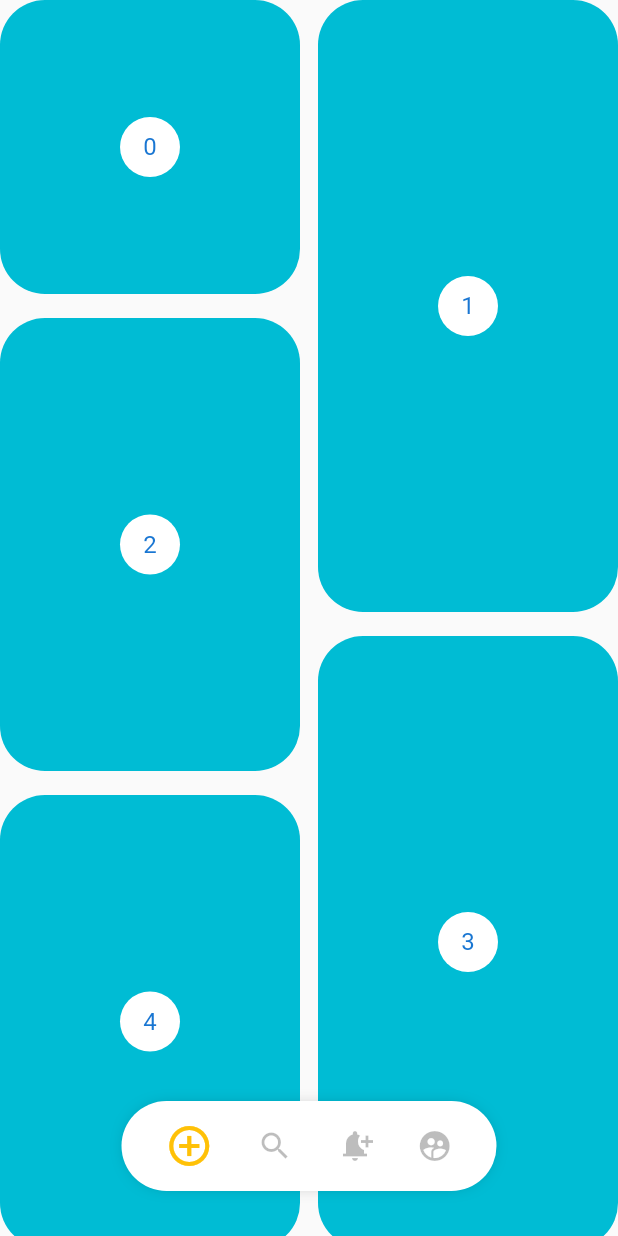
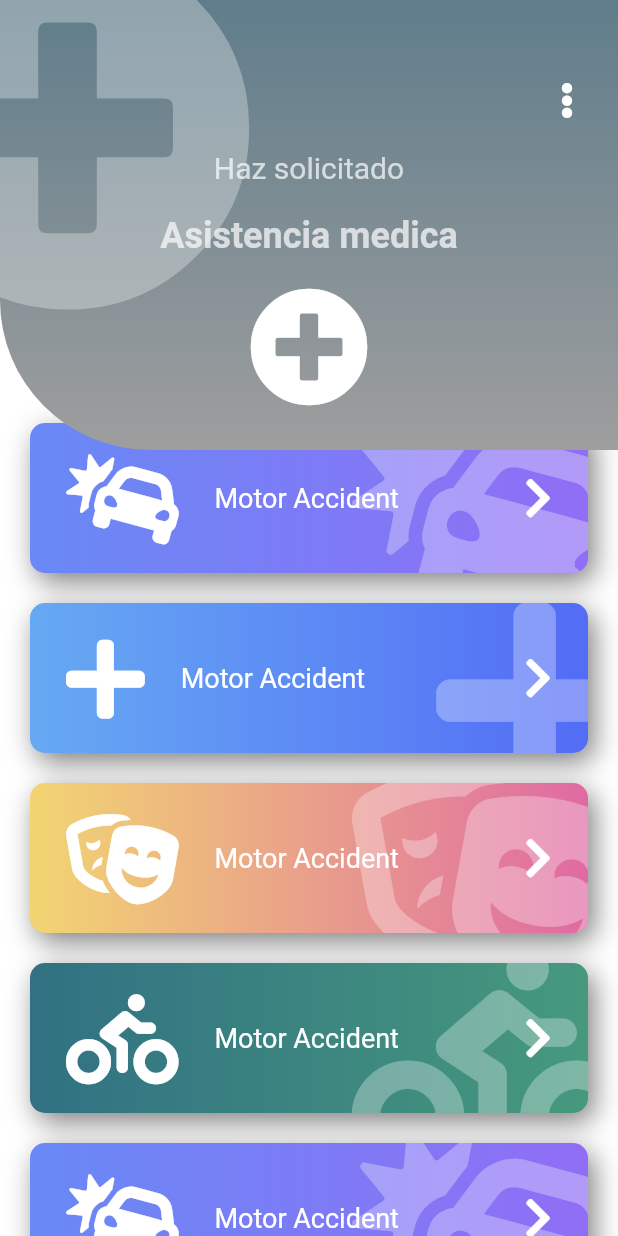
Before and after one commit to CrisRonda/flutter-animations, a Flutter app: the screen it shows after launch, on a phone screen of 412 x 824 dp. Run offline on Flutter 3.47's test engine with Material 2 defaults, Android fonts, the phone set to English and light mode, and no system bars; our stand-ins replace animate_do, flutter_svg, font_awesome_flutter.

Commit message:
Emergency Screen

```diff
--- a/lib/main.dart
+++ b/lib/main.dart
@@ -4,7 +4,8 @@
 // import 'package:animations/src/labs/circular_progress_page.dart';
 // import 'package:animations/src/pages/circular_graph_pages.dart';
 // import 'package:animations/src/pages/slide_show_page.dart';
-import 'package:animations/src/pages/pinterest_page.dart';
+// import 'package:animations/src/pages/pinterest_page.dart';
+import 'package:animations/src/pages/emergency_page.dart';
 import 'package:flutter/material.dart';
 
 void main() => runApp(MyApp());
@@ -13,9 +14,8 @@ class MyApp extends StatelessWidget {
   @override
   Widget build(BuildContext context) {
     return MaterialApp(
-      title: 'Material App',
-      debugShowCheckedModeBanner: false,
-      home: PinterestPage()
-    );
+        title: 'Material App',
+        debugShowCheckedModeBanner: false,
+        home: EmergencyPage());
   }
 }
--- /dev/null
+++ b/lib/src/pages/emergency_page.dart
@@ -0,0 +1,104 @@
+import 'package:animate_do/animate_do.dart';
+import 'package:animations/src/widgets/headers.dart';
+import 'package:animations/src/widgets/service_button.dart';
+import 'package:flutter/material.dart';
+import 'package:font_awesome_flutter/font_awesome_flutter.dart';
+
+class ServiceButtonProps {
+  final IconData icon;
+  final String texto;
+  final Color color1;
+  final Color color2;
+
+  ServiceButtonProps(this.icon, this.texto, this.color1, this.color2);
+}
+
+class EmergencyPage extends StatelessWidget {
+  const EmergencyPage({Key? key}) : super(key: key);
+
+  @override
+  Widget build(BuildContext context) {
+    final items = <ServiceButtonProps>[
+      new ServiceButtonProps(FontAwesomeIcons.carCrash, 'Motor Accident',
+          Color(0xff6989F5), Color(0xff906EF5)),
+      new ServiceButtonProps(FontAwesomeIcons.plus, 'Medical Emergency',
+          Color(0xff66A9F2), Color(0xff536CF6)),
+      new ServiceButtonProps(FontAwesomeIcons.theaterMasks,
+          'Theft / Harrasement', Color(0xffF2D572), Color(0xffE06AA3)),
+      new ServiceButtonProps(FontAwesomeIcons.biking, 'Awards',
+          Color(0xff317183), Color(0xff46997D)),
+      new ServiceButtonProps(FontAwesomeIcons.carCrash, 'Motor Accident',
+          Color(0xff6989F5), Color(0xff906EF5)),
+      new ServiceButtonProps(FontAwesomeIcons.plus, 'Medical Emergency',
+          Color(0xff66A9F2), Color(0xff536CF6)),
+      new ServiceButtonProps(FontAwesomeIcons.theaterMasks,
+          'Theft / Harrasement', Color(0xffF2D572), Color(0xffE06AA3)),
+      new ServiceButtonProps(FontAwesomeIcons.biking, 'Awards',
+          Color(0xff317183), Color(0xff46997D)),
+      new ServiceButtonProps(FontAwesomeIcons.carCrash, 'Motor Accident',
+          Color(0xff6989F5), Color(0xff906EF5)),
+      new ServiceButtonProps(FontAwesomeIcons.plus, 'Medical Emergency',
+          Color(0xff66A9F2), Color(0xff536CF6)),
+      new ServiceButtonProps(FontAwesomeIcons.theaterMasks,
+          'Theft / Harrasement', Color(0xffF2D572), Color(0xffE06AA3)),
+      new ServiceButtonProps(FontAwesomeIcons.biking, 'Awards',
+          Color(0xff317183), Color(0xff46997D)),
+    ];
+
+    List itemMap = items
+        .map((item) => FadeInLeft(
+              duration: Duration(milliseconds: 500),
+              child: ServiceButton(
+                icon: item.icon,
+                colorPrimaryBg: item.color1,
+                colorSecondaryBg: item.color2,
+                onPressed: () {
+                  print(item.texto);
+                },
+              ),
+            ))
+        .toList();
+    return Scaffold(
+        backgroundColor: Colors.white,
+        body: Stack(children: [
+          Container(
+            margin: EdgeInsets.only(top: 250),
+            child: ListView(
+              physics: BouncingScrollPhysics(),
+              children: [
+                SizedBox(height: 32),
+                ...itemMap,
+              ],
+            ),
+          ),
+          PageHeader()
+        ]));
+  }
+}
+
+class PageHeader extends StatelessWidget {
+  @override
+  Widget build(BuildContext context) {
+    return Stack(children: [
+      IconHeader(
+        icon: FontAwesomeIcons.plusCircle,
+        title: "Haz solicitado",
+        subtitle: "Asistencia medica",
+        primaryColorBg: Colors.blueGrey,
+        secondColorBg: Colors.grey,
+      ),
+      Positioned(
+          top: 40,
+          right: -10,
+          child: RawMaterialButton(
+            onPressed: () {},
+            shape: CircleBorder(),
+            padding: EdgeInsets.all(15),
+            child: FaIcon(
+              FontAwesomeIcons.ellipsisV,
+              color: Colors.white,
+            ),
+          ))
+    ]);
+  }
+}
--- a/lib/src/widgets/headers.dart
+++ b/lib/src/widgets/headers.dart
@@ -1,4 +1,5 @@
 import 'package:flutter/material.dart';
+import 'package:font_awesome_flutter/font_awesome_flutter.dart';
 
 class SquareHeader extends StatelessWidget {
   const SquareHeader({Key? key}) : super(key: key);
@@ -314,3 +315,90 @@ class _GradientWaveHeaderPainter extends CustomPainter {
     return true;
   }
 }
+
+class IconHeader extends StatelessWidget {
+  final IconData icon;
+  final String title;
+  final String subtitle;
+  final Color primaryColorBg;
+  final Color secondColorBg;
+
+  const IconHeader(
+      {required this.icon,
+      required this.title,
+      required this.subtitle,
+      this.primaryColorBg = const Color(0xff526bf6),
+      this.secondColorBg = const Color(0xff67ACF2)});
+
+  @override
+  Widget build(BuildContext context) {
+    final Color whiteWithOpacity = Colors.white.withOpacity(0.7);
+    return Stack(
+      children: [
+        _IconHeaderBackground(color1: primaryColorBg, color2: secondColorBg),
+        Positioned(
+          top: -40,
+          left: -80,
+          child: FaIcon(
+            this.icon,
+            color: whiteWithOpacity.withOpacity(0.3),
+            size: 250,
+          ),
+        ),
+        Column(
+          children: [
+            SizedBox(
+              height: 100,
+              width: double.infinity,
+            ),
+            Text(
+              this.title,
+              style: TextStyle(fontSize: 20, color: whiteWithOpacity),
+            ),
+            SizedBox(height: 20),
+            Text(
+              this.subtitle,
+              style: TextStyle(
+                  fontSize: 24,
+                  color: whiteWithOpacity,
+                  fontWeight: FontWeight.bold),
+            ),
+            SizedBox(height: 20),
+            FaIcon(
+              this.icon,
+              color: whiteWithOpacity.withOpacity(1),
+              size: 80,
+            )
+          ],
+        )
+      ],
+    );
+  }
+}
+
+class _IconHeaderBackground extends StatelessWidget {
+  final Color color1;
+  final Color color2;
+  const _IconHeaderBackground({
+    Key? key,
+    required this.color1,
+    required this.color2,
+  }) : super(key: key);
+
+  @override
+  Widget build(BuildContext context) {
+    return Container(
+      width: double.infinity,
+      height: 300,
+      decoration: BoxDecoration(
+        borderRadius: BorderRadius.only(
+          bottomLeft: Radius.circular(100),
+        ),
+        gradient: LinearGradient(
+            begin: Alignment.topCenter,
+            end: Alignment.bottomCenter,
+            colors: [this.color1, this.color2]),
+      ),
+    );
+  }
+}
--- /dev/null
+++ b/lib/src/widgets/service_button.dart
@@ -0,0 +1,132 @@
+import 'package:flutter/material.dart';
+import 'package:font_awesome_flutter/font_awesome_flutter.dart';
+
+class ServiceButton extends StatelessWidget {
+  final IconData icon;
+  final Color colorPrimaryBg;
+  final Color colorSecondaryBg;
+  final Color? colorText;
+  final Function()? onPressed;
+
+  const ServiceButton(
+      {Key? key,
+      required this.icon,
+      this.colorPrimaryBg = Colors.orange,
+      this.colorSecondaryBg = Colors.orangeAccent,
+      this.colorText,
+      this.onPressed})
+      : super(key: key);
+
+  @override
+  Widget build(BuildContext context) {
+    return GestureDetector(
+      onTap: this.onPressed,
+      child: Stack(children: [
+        _Background(
+          icon: this.icon,
+          colorPrimaryBg: colorPrimaryBg,
+          colorSecondaryBg: colorSecondaryBg,
+        ),
+      ]),
+    );
+  }
+}
+
+class _Background extends StatelessWidget {
+  final IconData icon;
+  final Color colorPrimaryBg;
+  final Color colorSecondaryBg;
+  final Color colorText;
+  const _Background({
+    Key? key,
+    required this.icon,
+    required this.colorPrimaryBg,
+    required this.colorSecondaryBg,
+    this.colorText = Colors.white,
+  }) : super(key: key);
+
+  @override
+  Widget build(BuildContext context) {
+    return Container(
+      child: ClipRRect(
+        borderRadius: BorderRadius.all(Radius.circular(10)),
+        child: Stack(children: [
+          Positioned(
+            top: -10,
+            right: -30,
+            child: FaIcon(
+              this.icon,
+              size: 150,
+              color: Colors.white.withOpacity(.3),
+            ),
+          ),
+          ContentButton(icon: this.icon)
+        ]),
+      ),
+      width: double.infinity,
+      height: 100,
+      margin: EdgeInsets.only(
+        right: 20,
+        left: 20,
+        bottom: 20,
+      ),
+      decoration: BoxDecoration(
+        color: Colors.red,
+        borderRadius: BorderRadius.all(Radius.circular(10)),
+        boxShadow: [
+          BoxShadow(
+              color: Colors.black.withOpacity(.5),
+              blurRadius: 15,
+              offset: Offset(4, 6))
+        ],
+        gradient: LinearGradient(colors: [
+          this.colorPrimaryBg,
+          this.colorSecondaryBg,
+        ]),
+      ),
+    );
+  }
+}
+
+class ContentButton extends StatelessWidget {
+  final IconData icon;
+
+  const ContentButton({
+    Key? key,
+    required this.icon,
+  }) : super(key: key);
+
+  @override
+  Widget build(BuildContext context) {
+    return Container(
+      height: double.infinity,
+      child: Row(children: [
+        SizedBox(
+          width: 24,
+        ),
+        FaIcon(
+          this.icon,
+          color: Colors.white,
+          size: 60,
+        ),
+        SizedBox(
+          width: 24,
+        ),
+        Expanded(
+          child: Text(
+            'Motor Accident',
+            style: TextStyle(color: Colors.white, fontSize: 18),
+          ),
+        ),
+        FaIcon(
+          FontAwesomeIcons.chevronRight,
+          color: Colors.white,
+          size: 30,
+        ),
+        SizedBox(
+          width: 24,
+        ),
+      ]),
+    );
+  }
+}
--- a/pubspec.yaml
+++ b/pubspec.yaml
@@ -30,6 +30,8 @@ dependencies:
   flutter_svg: ^0.22.0
   provider: ^6.0.0
   flutter_staggered_grid_view: ^0.4.0
+  font_awesome_flutter: ^9.2.0
+  animate_do: ^2.1.0
 
 dev_dependencies:
   flutter_test:
```
Also changed, not shown: pubspec.lock.
